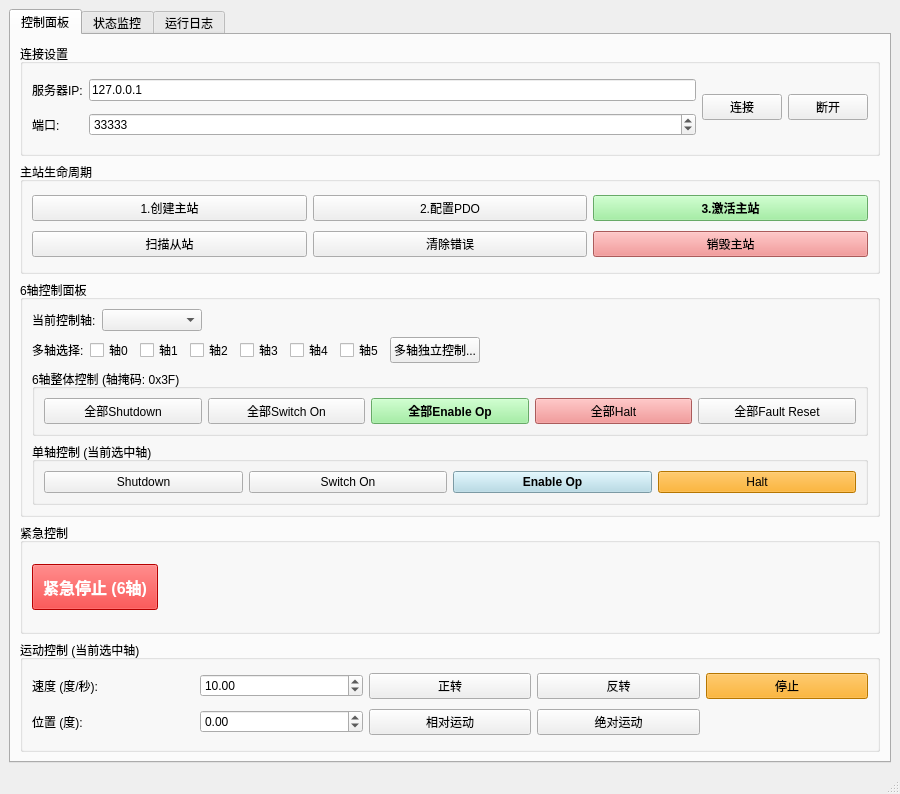
The window that Qt_EtherCAT_Ctr/mainwindow.ui (Zterch/Gene_EthcProject) describes before a commit, drawn with Qt 5.
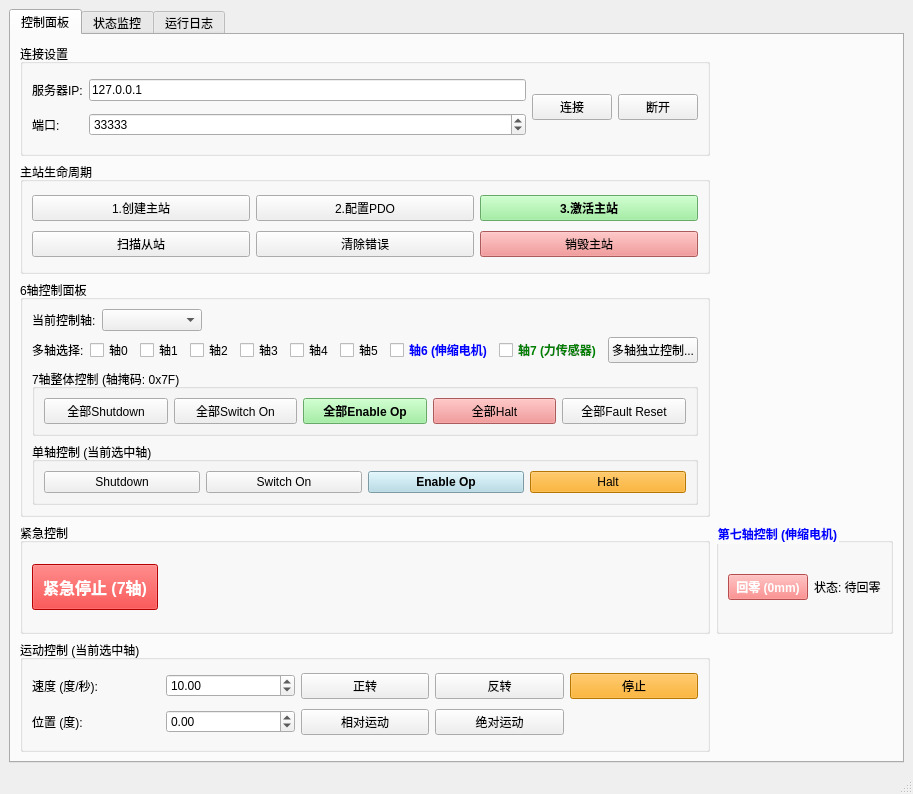
The same window after the commit.

Commit message:
添加第七轴(伸缩电机)和第八轴(六维力传感器)支持
功能更新:
- 添加第七轴(YKB200伸缩电机)控制，支持CSV速度模式和回零功能
- 添加第八轴(六维力传感器)数据读取和显示
- 修复力传感器无法进入OP状态的问题(跳过0x6060操作模式设置)
- 修复伸缩轴方向问题，正速度伸出，负速度收缩
- 扩展软件限位范围适应实际行程需求
- 添加力传感器数据到状态报告，上位机可实时显示

UI更新:
- 状态面板添加六维力传感器数据显示(Fx,Fy,Fz,Mx,My,Mz)
- 主界面添加第七轴控制面板
- 多轴控制对话框添加第七轴支持
- 添加回零按钮和状态监控

配置文件:
- 添加YKB200电机和六维力传感器ESI文件

Diff of the .ui file:
```diff
--- a/Qt_EtherCAT_Ctr/mainwindow.ui
+++ b/Qt_EtherCAT_Ctr/mainwindow.ui
@@ -230,6 +230,26 @@
                </property>
               </widget>
              </item>
+             <item>
+              <widget class="QCheckBox" name="chkAxis6">
+               <property name="text">
+                <string>轴6 (伸缩电机)</string>
+               </property>
+               <property name="styleSheet">
+                <string notr="true">color: blue; font-weight: bold;</string>
+               </property>
+              </widget>
+             </item>
+             <item>
+              <widget class="QCheckBox" name="chkAxis7">
+               <property name="text">
+                <string>轴7 (力传感器)</string>
+               </property>
+               <property name="styleSheet">
+                <string notr="true">color: green; font-weight: bold;</string>
+               </property>
+              </widget>
+             </item>
              <item>
               <widget class="QPushButton" name="btnMultiAxisControl">
                <property name="text">
@@ -255,7 +275,7 @@
            <item>
             <widget class="QGroupBox" name="groupBoxAllAxes">
              <property name="title">
-              <string>6轴整体控制 (轴掩码: 0x3F)</string>
+              <string>7轴整体控制 (轴掩码: 0x7F)</string>
              </property>
              <layout class="QHBoxLayout" name="horizontalLayoutAllAxes">
               <item>
@@ -375,7 +395,7 @@
               <string notr="true">background-color: red; color: white; font-weight: bold; font-size: 16px; padding: 10px;</string>
              </property>
              <property name="text">
-              <string>紧急停止 (6轴)</string>
+              <string>紧急停止 (7轴)</string>
              </property>
             </widget>
            </item>
@@ -395,6 +415,51 @@
           </layout>
          </widget>
         </item>
+        <item row="3" column="1">
+         <widget class="QGroupBox" name="groupBoxAxis7">
+          <property name="title">
+           <string>第七轴控制 (伸缩电机)</string>
+          </property>
+          <property name="styleSheet">
+           <string notr="true">QGroupBox { color: blue; font-weight: bold; }</string>
+          </property>
+          <layout class="QHBoxLayout" name="horizontalLayoutAxis7">
+           <item>
+            <widget class="QPushButton" name="btnAxis7Homing">
+             <property name="toolTip">
+              <string>第七轴回零：回到0mm位置（单圈编码器需回零）</string>
+             </property>
+             <property name="styleSheet">
+              <string notr="true">background-color: #ff6b6b; color: white; font-weight: bold;</string>
+             </property>
+             <property name="text">
+              <string>回零 (0mm)</string>
+             </property>
+            </widget>
+           </item>
+           <item>
+            <widget class="QLabel" name="labelAxis7Status">
+             <property name="text">
+              <string>状态: 待回零</string>
+             </property>
+            </widget>
+           </item>
+           <item>
+            <spacer name="horizontalSpacerAxis7">
+             <property name="orientation">
+              <enum>Qt::Horizontal</enum>
+             </property>
+             <property name="sizeHint" stdset="0">
+              <size>
+               <width>0</width>
+               <height>0</height>
+              </size>
+             </property>
+            </spacer>
+           </item>
+          </layout>
+         </widget>
+        </item>
         <item row="4" column="0">
          <widget class="QGroupBox" name="groupBox_4">
           <property name="title">
```
Left out of the diff: 8 changed lines with no effect on the pictures. The commit also changes 17 other files.
